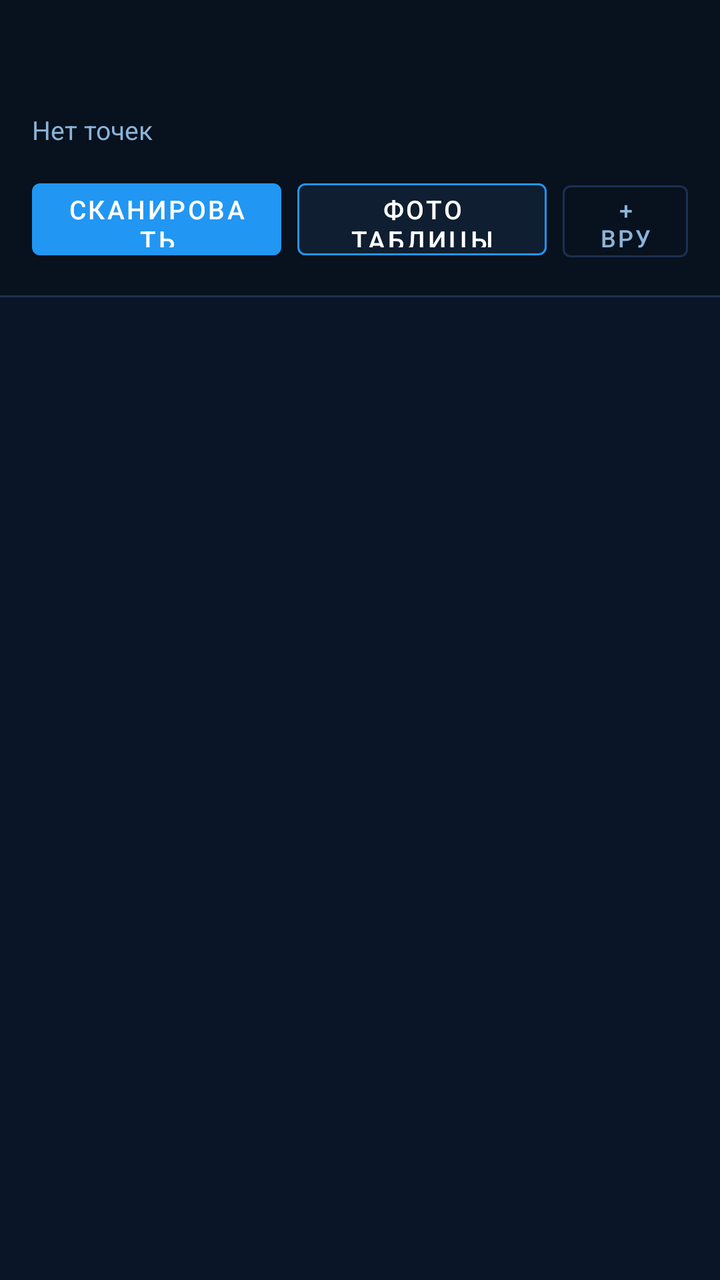
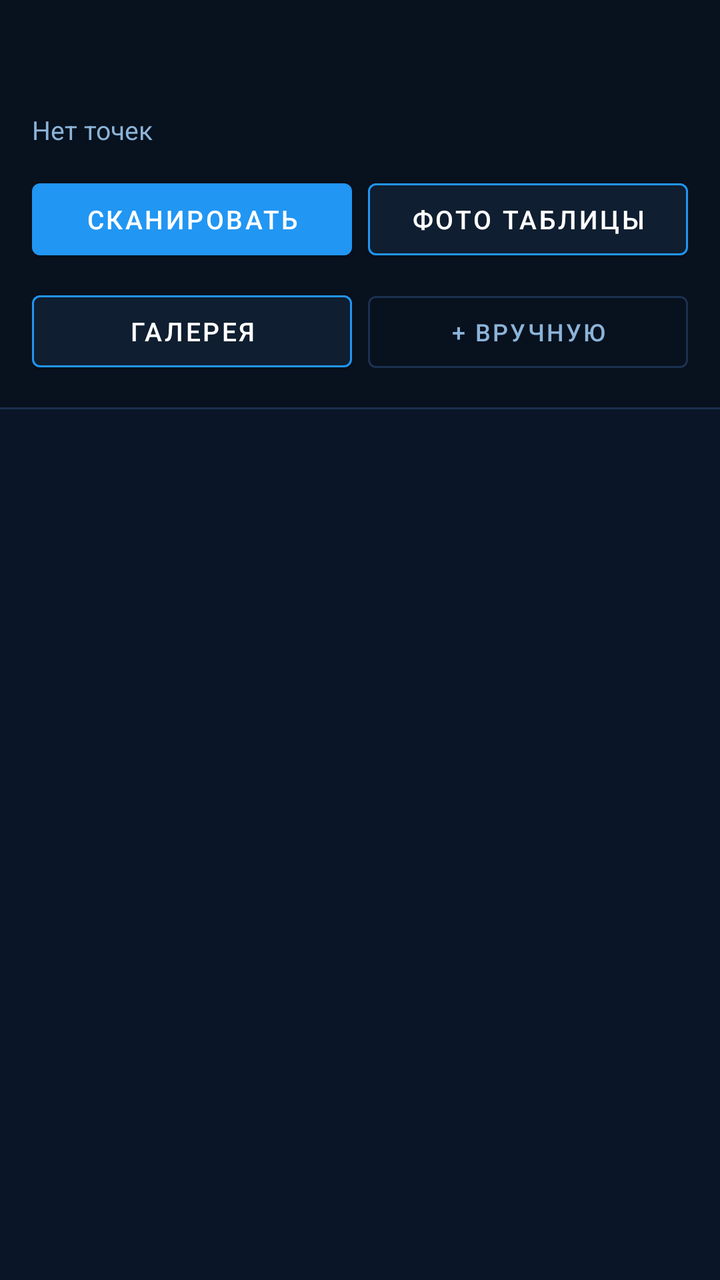

Compare the two renders of this Android layout. The source of the first and the diff that turns it into the second are given below.
<!-- AndroidManifest.xml: application theme Theme.CoordScanner -->
<!-- res/layout/activity_main.xml -->
<?xml version="1.0" encoding="utf-8"?>
<androidx.coordinatorlayout.widget.CoordinatorLayout
    xmlns:android="http://schemas.android.com/apk/res/android"
    xmlns:app="http://schemas.android.com/apk/res-auto"
    android:layout_width="match_parent"
    android:layout_height="match_parent"
    android:background="@color/navy_bg">

    <com.google.android.material.appbar.AppBarLayout
        android:layout_width="match_parent"
        android:layout_height="wrap_content"
        android:background="@color/navy_deep"
        app:elevation="0dp">

        <androidx.appcompat.widget.Toolbar
            android:id="@+id/toolbar"
            android:layout_width="match_parent"
            android:layout_height="?attr/actionBarSize"
            android:background="@color/navy_deep"
            app:titleTextColor="@color/white"
            app:subtitleTextColor="@color/text_secondary" />

        
        <LinearLayout
            android:layout_width="match_parent"
            android:layout_height="wrap_content"
            android:orientation="vertical"
            android:paddingHorizontal="16dp"
            android:paddingBottom="14dp">

            <TextView
                android:id="@+id/tvPointCount"
                android:layout_width="match_parent"
                android:layout_height="wrap_content"
                android:text="Нет точек"
                android:textColor="@color/text_secondary"
                android:textSize="13sp"
                android:layout_marginBottom="12dp" />

            <LinearLayout
                android:layout_width="match_parent"
                android:layout_height="wrap_content"
                android:orientation="horizontal">

                <com.google.android.material.button.MaterialButton
                    android:id="@+id/btnScan"
                    android:layout_width="0dp"
                    android:layout_height="48dp"
                    android:layout_weight="2"
                    android:layout_marginEnd="8dp"
                    android:text="Сканировать"
                    android:textSize="13sp"
                    android:fontFamily="sans-serif-medium"
                    app:backgroundTint="@color/primary"
                    app:iconTint="@color/white" />

                <com.google.android.material.button.MaterialButton
                    android:id="@+id/btnPhotoBatch"
                    android:layout_width="0dp"
                    android:layout_height="48dp"
                    android:layout_weight="2"
                    android:layout_marginEnd="8dp"
                    android:text="Фото таблицы"
                    android:textSize="13sp"
                    android:fontFamily="sans-serif-medium"
                    app:backgroundTint="@color/navy_surface"
                    app:strokeColor="@color/primary"
                    app:strokeWidth="1dp" />

                <com.google.android.material.button.MaterialButton
                    android:id="@+id/fab"
                    style="@style/Widget.MaterialComponents.Button.OutlinedButton"
                    android:layout_width="0dp"
                    android:layout_height="48dp"
                    android:layout_weight="1"
                    android:text="+ Вручную"
                    android:textColor="@color/text_secondary"
                    android:textSize="12sp"
                    app:strokeColor="@color/navy_stroke" />
            </LinearLayout>
        </LinearLayout>

        
        <View
            android:layout_width="match_parent"
            android:layout_height="1dp"
            android:background="@color/navy_stroke" />

    </com.google.android.material.appbar.AppBarLayout>

    
    <LinearLayout
        android:layout_width="match_parent"
        android:layout_height="match_parent"
        android:orientation="vertical"
        app:layout_behavior="@string/appbar_scrolling_view_behavior">

        <FrameLayout
            android:layout_width="match_parent"
            android:layout_height="match_parent">

            <androidx.recyclerview.widget.RecyclerView
                android:id="@+id/recyclerView"
                android:layout_width="match_parent"
                android:layout_height="match_parent"
                android:paddingVertical="8dp"
                android:clipToPadding="false" />

            <LinearLayout
                android:id="@+id/emptyState"
                android:layout_width="wrap_content"
                android:layout_height="wrap_content"
                android:layout_gravity="center"
                android:orientation="vertical"
                android:gravity="center"
                android:visibility="gone">

                <TextView
                    android:layout_width="wrap_content"
                    android:layout_height="wrap_content"
                    android:text="📡"
                    android:textSize="56sp" />

                <TextView
                    android:layout_width="wrap_content"
                    android:layout_height="wrap_content"
                    android:text="Точек нет"
                    android:textColor="@color/text_secondary"
                    android:textSize="18sp"
                    android:fontFamily="sans-serif-medium"
                    android:layout_marginTop="12dp" />

                <TextView
                    android:layout_width="wrap_content"
                    android:layout_height="wrap_content"
                    android:text="Нажмите «Сканировать»"
                    android:textColor="@color/text_hint"
                    android:textSize="13sp"
                    android:layout_marginTop="4dp" />
            </LinearLayout>
        </FrameLayout>
    </LinearLayout>

    
    <com.google.android.material.floatingactionbutton.FloatingActionButton
        android:id="@+id/btnExportBar"
        android:layout_width="wrap_content"
        android:layout_height="wrap_content"
        android:layout_gravity="bottom|end"
        android:layout_margin="20dp"
        android:contentDescription="Экспорт GPX"
        android:src="@android:drawable/ic_menu_share"
        app:backgroundTint="@color/navy_surface"
        app:tint="@color/text_secondary"
        app:elevation="4dp"
        android:visibility="gone" />

</androidx.coordinatorlayout.widget.CoordinatorLayout>
<!-- resources referenced by this layout -->
<resources>
  <color name="navy_bg">#0A1628</color>
  <color name="navy_deep">#08111E</color>
  <color name="navy_stroke">#1C3050</color>
  <color name="navy_surface">#0F1E30</color>
  <color name="primary">#2196F3</color>
  <color name="text_hint">#3A5070</color>
  <color name="text_secondary">#8BB4D8</color>
  <color name="white">#FFFFFF</color>
  <style name="Theme.CoordScanner" parent="Theme.MaterialComponents.DayNight.NoActionBar">
          <item name="colorPrimary">@color/primary</item>
          <item name="colorPrimaryVariant">@color/primary_dark</item>
          <item name="colorOnPrimary">@color/on_primary</item>
          <item name="colorSecondary">@color/accent</item>
          <item name="colorSecondaryVariant">@color/accent</item>
          <item name="colorOnSecondary">@color/white</item>
          <item name="android:statusBarColor">@color/navy_deep</item>
          <item name="android:navigationBarColor">@color/navy_deep</item>
          <item name="android:windowBackground">@color/navy_bg</item>
          <item name="materialCardViewStyle">@style/CardStyle</item>
          <item name="colorSurface">@color/navy_surface</item>
          <item name="colorOnSurface">@color/text_primary</item>
      </style>
  <color name="primary_dark">#1565C0</color>
  <color name="on_primary">#FFFFFF</color>
  <color name="accent">#00BCD4</color>
  <style name="CardStyle" parent="Widget.MaterialComponents.CardView">
          <item name="cardElevation">2dp</item>
          <item name="cardCornerRadius">14dp</item>
          <item name="android:layout_marginBottom">6dp</item>
          <item name="cardBackgroundColor">@color/navy_card</item>
          <item name="strokeColor">@color/navy_stroke</item>
          <item name="strokeWidth">1dp</item>
      </style>
  <color name="text_primary">#FFFFFF</color>
  <color name="navy_card">#111E30</color>
</resources>

<!-- the commit's change to res/layout/activity_main.xml (unified diff, before → after) -->
@@ -40,13 +40,14 @@
             <LinearLayout
                 android:layout_width="match_parent"
                 android:layout_height="wrap_content"
-                android:orientation="horizontal">
+                android:orientation="horizontal"
+                android:layout_marginBottom="8dp">
 
                 <com.google.android.material.button.MaterialButton
                     android:id="@+id/btnScan"
                     android:layout_width="0dp"
                     android:layout_height="48dp"
-                    android:layout_weight="2"
+                    android:layout_weight="1"
                     android:layout_marginEnd="8dp"
                     android:text="Сканировать"
                     android:textSize="13sp"
@@ -58,9 +59,27 @@
                     android:id="@+id/btnPhotoBatch"
                     android:layout_width="0dp"
                     android:layout_height="48dp"
-                    android:layout_weight="2"
+                    android:layout_weight="1"
+                    android:text="Фото таблицы"
+                    android:textSize="13sp"
+                    android:fontFamily="sans-serif-medium"
+                    app:backgroundTint="@color/navy_surface"
+                    app:strokeColor="@color/primary"
+                    app:strokeWidth="1dp" />
+            </LinearLayout>
+
+            <LinearLayout
+                android:layout_width="match_parent"
+                android:layout_height="wrap_content"
+                android:orientation="horizontal">
+
+                <com.google.android.material.button.MaterialButton
+                    android:id="@+id/btnGallery"
+                    android:layout_width="0dp"
+                    android:layout_height="48dp"
+                    android:layout_weight="1"
                     android:layout_marginEnd="8dp"
-                    android:text="Фото таблицы"
+                    android:text="Галерея"
                     android:textSize="13sp"
                     android:fontFamily="sans-serif-medium"
                     app:backgroundTint="@color/navy_surface"
